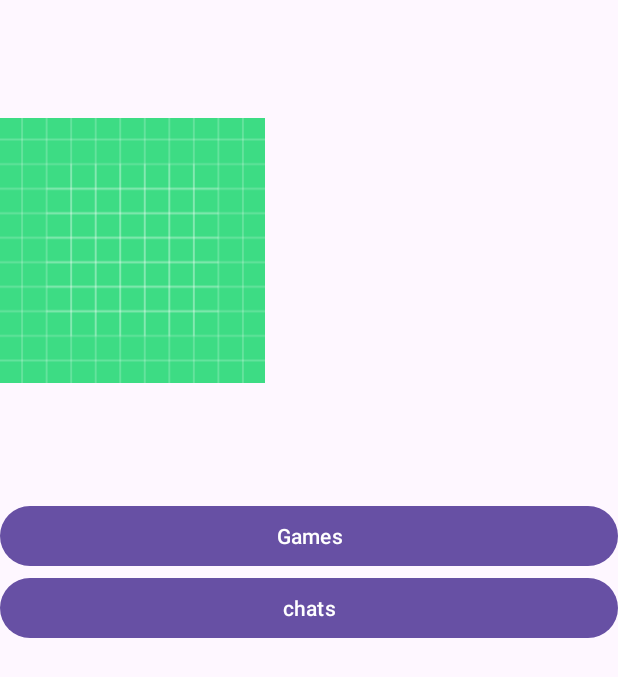
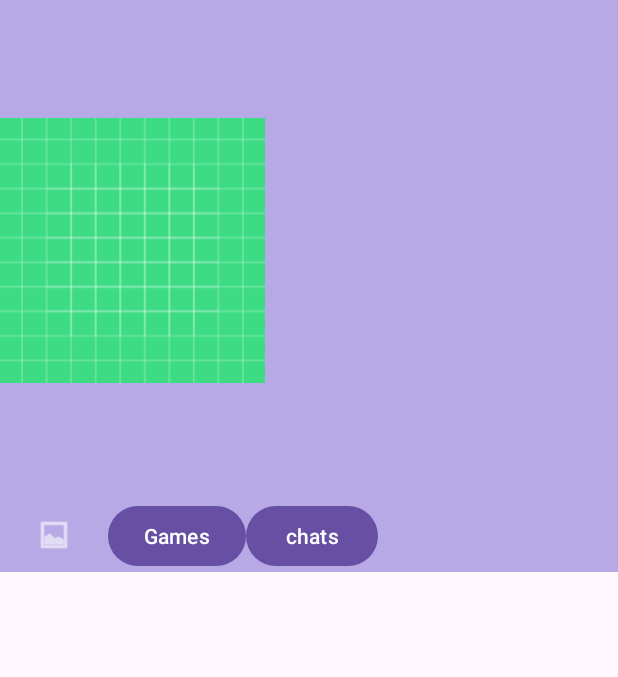
Before and after one commit to TheLordPasta/gamers-chat, an Android app: the UserProfile screen opened through its navigation route, on a phone screen of 412 x 824 dp. Shown: the top 677 px of the screen. Run offline under Robolectric (Android 15) with nearby library versions, the phone set to English and light mode, and no system bars; our stand-ins replace Firebase (no records; nobody signed in at launch, a user with empty details on screens opened directly).

Commit message:
added new shit

```diff
--- a/app/build.gradle
+++ b/app/build.gradle
@@ -33,11 +33,13 @@ dependencies {
 
     implementation libs.appcompat
     implementation libs.material
+    implementation 'com.github.bumptech.glide:glide:4.16.0'
     implementation libs.activity
     implementation libs.constraintlayout
     implementation libs.navigation.fragment
     implementation libs.firebase.auth
     implementation libs.firebase.database
+    implementation libs.firebase.storage
     testImplementation libs.junit
     androidTestImplementation libs.ext.junit
     androidTestImplementation libs.espresso.core
--- a/app/src/main/java/com/example/gamers_chat/activities/MainActivity.java
+++ b/app/src/main/java/com/example/gamers_chat/activities/MainActivity.java
@@ -2,20 +2,34 @@ package com.example.gamers_chat.activities;
 
 import static androidx.constraintlayout.helper.widget.MotionEffect.TAG;
 
+import android.app.Activity;
+import android.app.Instrumentation;
+import android.content.Intent;
+import android.net.Uri;
 import android.os.Bundle;
 import android.util.Log;
 import android.view.View;
 import android.widget.EditText;
+import android.widget.ImageView;
 import android.widget.Toast;
 
+import androidx.activity.result.ActivityResult;
+import androidx.activity.result.ActivityResultCallback;
+import androidx.activity.result.ActivityResultLauncher;
+import androidx.activity.result.contract.ActivityResultContract;
+import androidx.activity.result.contract.ActivityResultContracts;
 import androidx.annotation.NonNull;
 import androidx.appcompat.app.AppCompatActivity;
 import androidx.navigation.Navigation;
 
+import com.bumptech.glide.Glide;
 import com.example.gamers_chat.R;
 import com.example.gamers_chat.models.User;
 import com.google.android.gms.tasks.OnCompleteListener;
 import com.google.android.gms.tasks.Task;
+import com.google.android.material.button.MaterialButton;
+import com.google.android.material.progressindicator.LinearProgressIndicator;
+import com.google.firebase.FirebaseApp;
 import com.google.firebase.auth.AuthResult;
 import com.google.firebase.auth.FirebaseAuth;
 import com.google.firebase.auth.FirebaseUser;
@@ -24,10 +38,29 @@ import com.google.firebase.database.DatabaseError;
 import com.google.firebase.database.DatabaseReference;
 import com.google.firebase.database.FirebaseDatabase;
 import com.google.firebase.database.ValueEventListener;
+import com.google.firebase.storage.StorageReference;
 
 public class MainActivity extends AppCompatActivity {
     private FirebaseAuth mAuth;
-
+    StorageReference storageRef;
+    LinearProgressIndicator progress;
+    Uri image;
+    MaterialButton selectImage, uploadImage;
+    ImageView imageView;
+    private final ActivityResultLauncher<Intent> activityResultLauncher = registerForActivityResult(new ActivityResultContracts.StartActivityForResult(), new ActivityResultCallback<ActivityResult>() {
+        @Override
+        public void onActivityResult(ActivityResult result) {
+            if (result.getResultCode() == RESULT_OK) {
+                if (result.getData() != null) {
+                    image = result.getData().getData();
+                    uploadImage.setEnabled(true);
+                    Glide.with(getApplicationContext()).load(image).into(imageView);
+                }
+            } else {
+                Toast.makeText(MainActivity.this, "Please select an image", Toast.LENGTH_SHORT).show();
+            }
+        }
+    });
     public User currentUser;
 
 
@@ -35,8 +68,7 @@ public class MainActivity extends AppCompatActivity {
     protected void onCreate(Bundle savedInstanceState) {
         super.onCreate(savedInstanceState);
         setContentView(R.layout.activity_main);
-
-
+        FirebaseApp.initializeApp(MainActivity.this);
         mAuth = FirebaseAuth.getInstance();
     }
     public void registerUserData() {
--- a/app/src/main/res/layout/fragment_user_profile.xml
+++ b/app/src/main/res/layout/fragment_user_profile.xml
@@ -4,7 +4,8 @@
     xmlns:tools="http://schemas.android.com/tools"
     android:id="@+id/LinearLayout"
     android:layout_width="match_parent"
-    android:layout_height="match_parent"
+    android:layout_height="wrap_content"
+    android:background="#B6A9E6"
     android:orientation="vertical"
     tools:context=".fragments.UserProfile">
 
@@ -45,15 +46,37 @@
 
     </LinearLayout>
 
+    <LinearLayout
+        android:layout_width="wrap_content"
+        android:layout_height="match_parent"
+        android:orientation="horizontal">
+
+        <Button
+            android:id="@+id/changeImageButton"
+            android:layout_width="72dp"
+            android:layout_height="25dp"
+            android:layout_weight="1"
+            android:background="#00FFFFFF"
+            android:baselineAligned="false"
+            android:text="Button"
+            android:textColorLink="#00FFFFFF"
+            android:textSize="8sp"
+            app:icon="@android:drawable/ic_menu_gallery"
+            app:iconSize="24dp"
+            app:strokeColor="#FFFFFF" />
+
         <Button
             android:id="@+id/goToGamesListbutton"
-        android:layout_width="match_parent"
+            android:layout_width="wrap_content"
             android:layout_height="wrap_content"
-        android:text="Games" />
+            android:text="Games"
+            android:textAlignment="viewStart" />
 
         <Button
             android:id="@+id/toChats"
-        android:layout_width="match_parent"
+            android:layout_width="wrap_content"
             android:layout_height="wrap_content"
             android:text="chats" />
     </LinearLayout>
+
+</LinearLayout>
--- a/gradle/libs.versions.toml
+++ b/gradle/libs.versions.toml
@@ -11,6 +11,7 @@ navigationFragment = "2.7.7"
 firebaseAuth = "22.3.1"
 firebaseDatabase = "20.3.1"
 googleServices = "4.4.1"
+firebaseStorage = "20.3.0"
 
 [libraries]
 junit = { group = "junit", name = "junit", version.ref = "junit" }
@@ -24,6 +25,7 @@ navigation-fragment = { group = "androidx.navigation", name = "navigation-fragme
 firebase-auth = { group = "com.google.firebase", name = "firebase-auth", version.ref = "firebaseAuth" }
 firebase-database = { group = "com.google.firebase", name = "firebase-database", version.ref = "firebaseDatabase" }
 google-services = { group = "com.google.gms", name = "google-services", version.ref = "googleServices" }
+firebase-storage = { group = "com.google.firebase", name = "firebase-storage", version.ref = "firebaseStorage" }
 
 [plugins]
 androidApplication = { id = "com.android.application", version.ref = "agp" }
```
Lines whose indentation alone changed are shown as unchanged.
